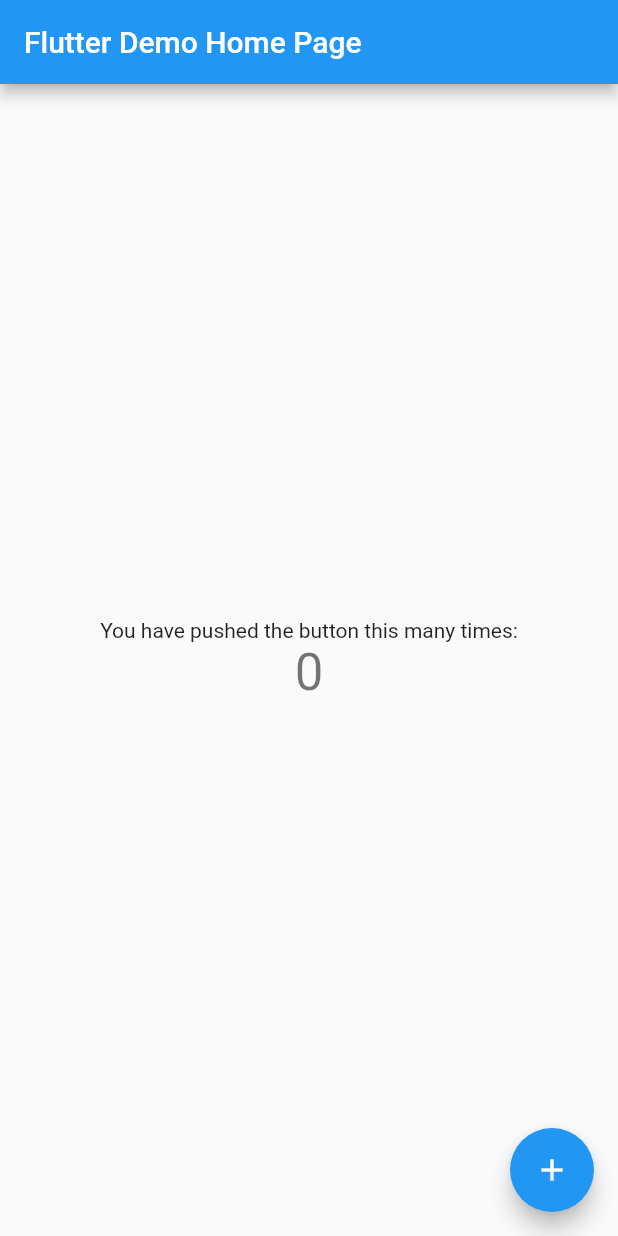
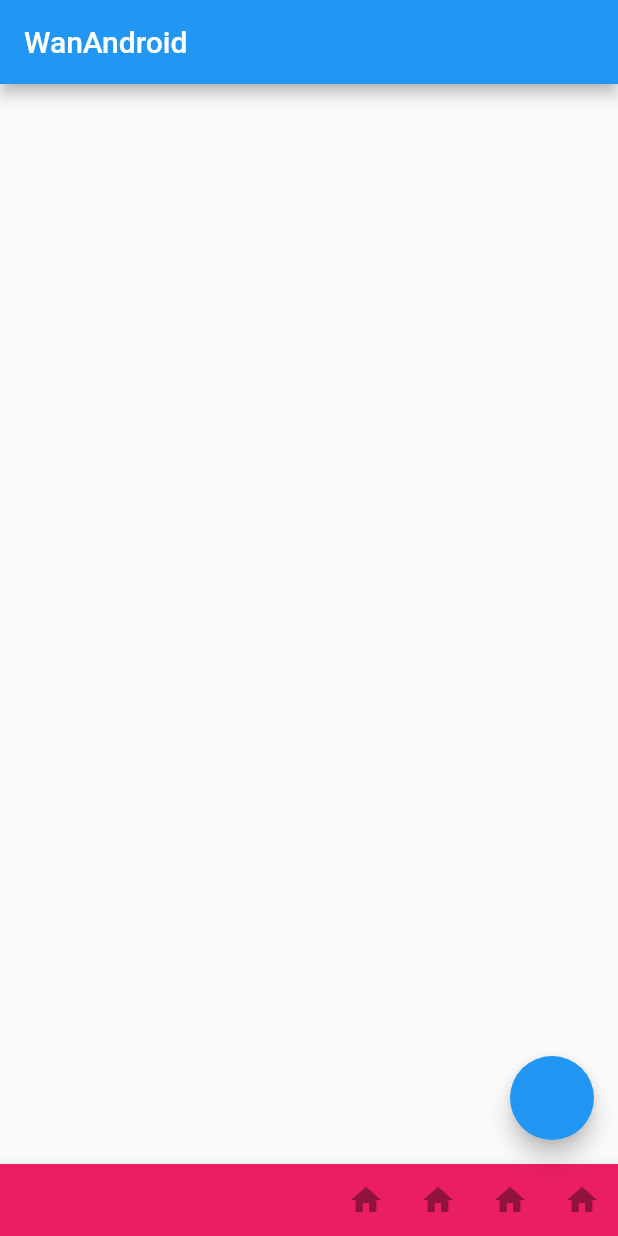
Before and after one commit to simplehych/wan_android, a Flutter app: the screen it shows after launch, on a phone screen of 412 x 824 dp. Run offline on Flutter 3.47's test engine with Material 2 defaults, Android fonts, the phone set to English and light mode, and no system bars.

Commit message:
bottom bar

```diff
--- /dev/null
+++ b/lib/bottom_app_bar.dart
@@ -0,0 +1,60 @@
+import 'package:flutter/material.dart';
+
+class MainPageWidget extends StatefulWidget {
+  @override
+  State<StatefulWidget> createState() {
+    return MainPageState();
+  }
+}
+
+class MainPageState extends State<MainPageWidget> {
+  @override
+  Widget build(BuildContext context) {
+    return Scaffold(
+      appBar: AppBar(
+        title: Text('WanAndroid'),
+      ),
+      body: ListView(
+        padding: EdgeInsets.only(bottom: 88.0),
+        children: <Widget>[],
+      ),
+      floatingActionButton: FloatingActionButton(onPressed: null),
+      bottomNavigationBar: BottomAppBarWidget(),
+    );
+  }
+}
+
+class BottomAppBarWidget extends StatelessWidget {
+  @override
+  Widget build(BuildContext context) {
+    List<Widget> bottomIcons = <Widget>[];
+    List<Widget> bottomIcon = <Widget>[
+      IconButton(
+        icon: Icon(Icons.home),
+      ),
+      IconButton(
+        icon: Icon(Icons.home),
+      ),
+      IconButton(
+        icon: Icon(Icons.home),
+      ),
+      IconButton(
+        icon: Icon(Icons.home),
+      ),
+    ];
+
+    bottomIcons.add(Expanded(
+      child: SizedBox(),
+    ));
+
+    bottomIcons.addAll(bottomIcon);
+
+    return BottomAppBar(
+      color: Colors.pink,
+      child: Row(
+        children: bottomIcons,
+      ),
+      shape: CircularNotchedRectangle(),
+    );
+  }
+}
--- a/lib/main.dart
+++ b/lib/main.dart
@@ -1,109 +1,17 @@
 import 'package:flutter/material.dart';
+import 'package:wan_andoird/bottom_app_bar.dart';
 
 void main() => runApp(new MyApp());
 
 class MyApp extends StatelessWidget {
-  // This widget is the root of your application.
   @override
   Widget build(BuildContext context) {
     return new MaterialApp(
-      title: 'Flutter Demo',
+      title: 'WanAndroid',
       theme: new ThemeData(
-        // This is the theme of your application.
-        //
-        // Try running your application with "flutter run". You'll see the
-        // application has a blue toolbar. Then, without quitting the app, try
-        // changing the primarySwatch below to Colors.green and then invoke
-        // "hot reload" (press "r" in the console where you ran "flutter run",
-        // or press Run > Flutter Hot Reload in IntelliJ). Notice that the
-        // counter didn't reset back to zero; the application is not restarted.
         primarySwatch: Colors.blue,
       ),
-      home: new MyHomePage(title: 'Flutter Demo Home Page'),
+      home: new MainPageWidget(),
     );
   }
 }
-
-class MyHomePage extends StatefulWidget {
-  MyHomePage({Key key, this.title}) : super(key: key);
-
-  // This widget is the home page of your application. It is stateful, meaning
-  // that it has a State object (defined below) that contains fields that affect
-  // how it looks.
-
-  // This class is the configuration for the state. It holds the values (in this
-  // case the title) provided by the parent (in this case the App widget) and
-  // used by the build method of the State. Fields in a Widget subclass are
-  // always marked "final".
-
-  final String title;
-
-  @override
-  _MyHomePageState createState() => new _MyHomePageState();
-}
-
-class _MyHomePageState extends State<MyHomePage> {
-  int _counter = 0;
-
-  void _incrementCounter() {
-    setState(() {
-      // This call to setState tells the Flutter framework that something has
-      // changed in this State, which causes it to rerun the build method below
-      // so that the display can reflect the updated values. If we changed
-      // _counter without calling setState(), then the build method would not be
-      // called again, and so nothing would appear to happen.
-      _counter++;
-    });
-  }
-
-  @override
-  Widget build(BuildContext context) {
-    // This method is rerun every time setState is called, for instance as done
-    // by the _incrementCounter method above.
-    //
-    // The Flutter framework has been optimized to make rerunning build methods
-    // fast, so that you can just rebuild anything that needs updating rather
-    // than having to individually change instances of widgets.
-    return new Scaffold(
-      appBar: new AppBar(
-        // Here we take the value from the MyHomePage object that was created by
-        // the App.build method, and use it to set our appbar title.
-        title: new Text(widget.title),
-      ),
-      body: new Center(
-        // Center is a layout widget. It takes a single child and positions it
-        // in the middle of the parent.
-        child: new Column(
-          // Column is also layout widget. It takes a list of children and
-          // arranges them vertically. By default, it sizes itself to fit its
-          // children horizontally, and tries to be as tall as its parent.
-          //
-          // Invoke "debug paint" (press "p" in the console where you ran
-          // "flutter run", or select "Toggle Debug Paint" from the Flutter tool
-          // window in IntelliJ) to see the wireframe for each widget.
-          //
-          // Column has various properties to control how it sizes itself and
-          // how it positions its children. Here we use mainAxisAlignment to
-          // center the children vertically; the main axis here is the vertical
-          // axis because Columns are vertical (the cross axis would be
-          // horizontal).
-          mainAxisAlignment: MainAxisAlignment.center,
-          children: <Widget>[
-            new Text(
-              'You have pushed the button this many times:',
-            ),
-            new Text(
-              '$_counter',
-              style: Theme.of(context).textTheme.display1,
-            ),
-          ],
-        ),
-      ),
-      floatingActionButton: new FloatingActionButton(
-        onPressed: _incrementCounter,
-        tooltip: 'Increment',
-        child: new Icon(Icons.add),
-      ), // This trailing comma makes auto-formatting nicer for build methods.
-    );
-  }
-}
```
